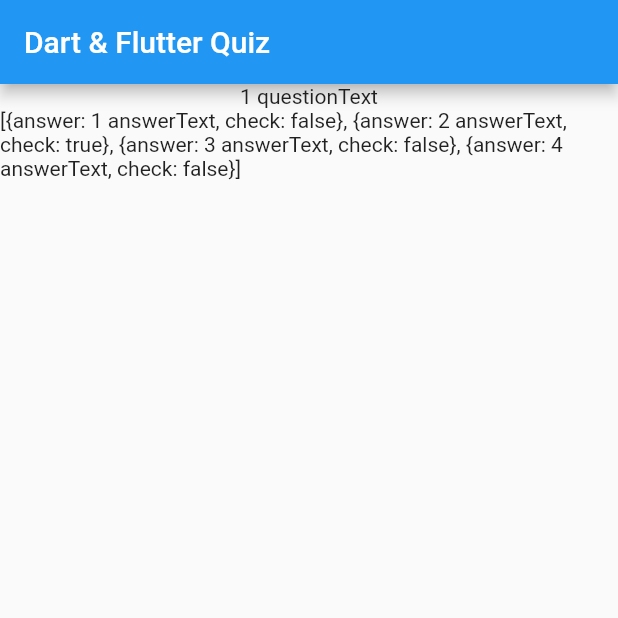
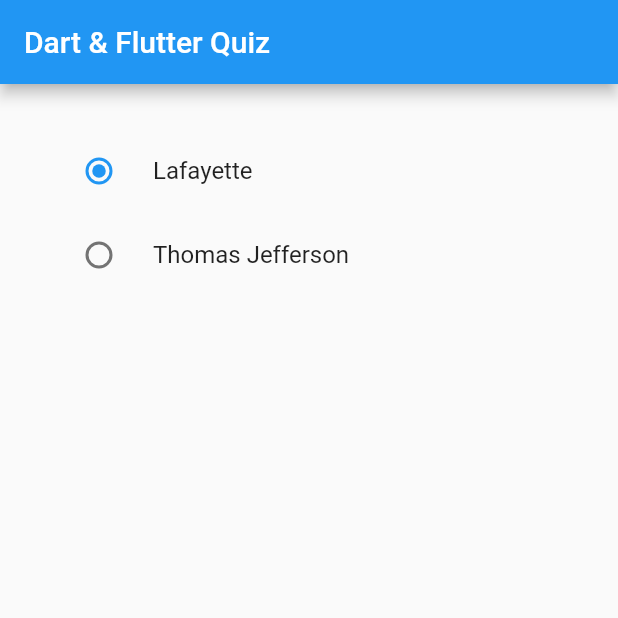
Before and after one commit to kira-on-git/future_quiz, a Flutter app: the screen it shows after launch, on a phone screen of 412 x 824 dp, the top half of it. Run offline on Flutter 3.47's test engine with Material 2 defaults, Android fonts, the phone set to English and light mode, and no system bars.

Commit message:
variant B

```diff
--- a/lib/main.dart
+++ b/lib/main.dart
@@ -1,5 +1,6 @@
 import 'package:flutter/material.dart';
-import 'quiz_card.dart';
+import 'quiz_card_widget.dart';
+import 'quiz_data.dart';
 
 void main() => runApp(const MyApp());
 
@@ -13,14 +14,27 @@
 }
 
 class _MyAppState extends State<MyApp> {
+  //List<Map<String, Object>> questionData
+  final _questions = questionData;
+
+  int _questionIndex = 0;
+  //var _totalScore = 0;
+  void _testFunc() {
+    print('Hello');
+  }
+
   @override
   Widget build(BuildContext context) {
     return MaterialApp(
       title: MyApp._title,
       home: Scaffold(
-          //backgroundColor: Colors.red,
-          appBar: AppBar(title: const Text(MyApp._title)),
-          body: const SafeArea(child: QuizCard())),
+        //backgroundColor: Colors.red,
+        appBar: AppBar(title: const Text(MyApp._title)),
+        body: Padding(
+          padding: const EdgeInsets.all(30.0),
+          child: QuizCard(),
+        ),
+      ),
     );
   }
 }
--- a/lib/quiz_card.dart
+++ /dev/null
@@ -1,29 +0,0 @@
-import 'package:flutter/material.dart';
-import 'quiz_brain.dart';
-
-QuizBrain quizBrain = QuizBrain();
-
-class QuizCard extends StatefulWidget {
-  const QuizCard({super.key});
-
-  @override
-  State<QuizCard> createState() => _QuizCardState();
-}
-
-class _QuizCardState extends State<QuizCard> {
-  @override
-  Widget build(BuildContext context) {
-    return Column(
-      children: [
-        Text(quizBrain.getQuestionText().toString()),
-        Text((quizBrain.getAnswerOptions().toString())),
-
-        //  ...(questions[questionIndex]['answers'] as List<Map<String, Object>>)
-        //       .map((answer) {
-        //     return Answer(
-        //         () => answerQuestion(answer['score']), answer['text'].toString());
-        //   }).toList()
-      ],
-    );
-  }
-}
--- /dev/null
+++ b/lib/quiz_card_widget.dart
@@ -0,0 +1,66 @@
+import 'package:flutter/material.dart';
+
+import 'answer_widget.dart';
+import 'question_widget.dart';
+
+enum SingingCharacter { lafayette, jefferson }
+
+class QuizCard extends StatefulWidget {
+  const QuizCard({super.key});
+
+  @override
+  State<QuizCard> createState() => _QuizCardState();
+}
+
+class _QuizCardState extends State<QuizCard> {
+  // final List<Map<String, Object>> questions;
+  // final int questionIndex;
+  // final Function answerQuestion;
+
+  // _QuizCardState(this.questions, this.questionIndex, this.answerQuestion);
+
+  SingingCharacter? _character = SingingCharacter.lafayette;
+
+  @override
+  Widget build(BuildContext context) {
+    return Column(
+      children: <Widget>[
+        RadioListTile<SingingCharacter>(
+          title: const Text('Lafayette'),
+          value: SingingCharacter.lafayette,
+          groupValue: _character,
+          onChanged: (SingingCharacter? value) {
+            setState(() {
+              _character = value;
+            });
+          },
+        ),
+        RadioListTile<SingingCharacter>(
+          title: const Text('Thomas Jefferson'),
+          value: SingingCharacter.jefferson,
+          groupValue: _character,
+          onChanged: (SingingCharacter? value) {
+            setState(() {
+              _character = value;
+            });
+          },
+        ),
+      ],
+    );
+  }
+}
+
+
+// //from question_widget.dart
+//         Question(
+//           questionText: questions[questionIndex]['questionText'].toString(),
+//         ),
+
+
+//  //from answer_widget.dart
+//         ...(questions[questionIndex]['answers'] as List<Map<String, Object>>)
+//             .map((answer) {
+//           return Answer(
+//               selectHandler: answerQuestion(answer['check']),
+//               answerText: answer['text'].toString());
+//         }).toList()
--- /dev/null
+++ b/lib/quiz_data.dart
@@ -0,0 +1,92 @@
+List<Map<String, Object>> questionData = const [
+  {
+    'questionText': 'Q1. Who created Flutter?',
+    'answers': [
+      {'text': 'Facebook', 'check': false},
+      {'text': 'Adobe', 'check': false},
+      {'text': 'Google', 'check': true},
+      {'text': 'Microsoft', 'check': false},
+    ]
+  },
+  {
+    'questionText': 'Q2. What is Flutter?',
+    'answers': [
+      {'text': 'Android Development Kit', 'check': false},
+      {'text': 'IOS Development Kit', 'check': false},
+      {'text': 'Web Development Kit', 'check': false},
+      {
+        'text':
+            'SDK to build beautiful IOS, Android, Web & Desktop Native Apps',
+        'score': 10,
+        'check': true
+      },
+    ]
+  },
+  {
+    'questionText': ' Q3. Which programing language is used by Flutter',
+    'answers': [
+      {'text': 'Ruby', 'check': false},
+      {'text': 'Dart', 'check': true},
+      {'text': 'C++', 'check': false},
+      {'text': 'Kotlin', 'check': false},
+    ]
+  },
+  {
+    'questionText': 'Q4. Who created Dart programing language?',
+    'answers': [
+      {'text': 'Lars Bak and Kasper Lund', 'check': true},
+      {'text': 'Brendan Eich', 'check': false},
+      {'text': 'Bjarne Stroustrup', 'check': false},
+      {'text': 'Jeremy Ashkenas', 'check': false},
+    ]
+  },
+  {
+    'questionText':
+        'Q5. Is Flutter for Web and Desktop available in stable version?',
+    'answers': [
+      {'text': 'Yes', 'check': false},
+      {'text': 'No', 'check': true},
+    ]
+  },
+  {
+    'questionText': 'Ближайший конкурент...?',
+    'answers': [
+      {'text': 'HTML & CSS', 'check': false},
+      {'text': 'React Native', 'check': true},
+      {'text': 'Node JS', 'check': false},
+      {'text': 'React JS', 'check': false},
+      {'text': 'Unity', 'check': false},
+    ]
+  },
+  {
+    'questionText': '''Какой тип данных должен быть у переменной?
+??? user = 'User Bob';
+user = true;
+print(user);
+''',
+    'answers': [
+      {
+        'text': 'В коде ошибка. Менять тип данных нельзя',
+        'score': -2,
+        'check': false
+      },
+      {
+        'text': 'Нужно прописать тип данных «dynamic»',
+        'score': 10,
+        'check': true
+      },
+      {'text': 'Нужно прописать тип данных «var»', 'check': false},
+      {
+        'text': 'Нужно прописать тип данных «different»',
+        'score': -2,
+        'check': false
+      },
+      {
+        'text':
+            'Нужно прописать тип данных «String». Далее произойдет конвертация в другой тип',
+        'score': -2,
+        'check': false
+      },
+    ]
+  },
+];
```
Also changed, not shown: lib/answer_widget.dart (added, +30 -0 lines), lib/question_widget.dart (added, +22 -0 lines).
